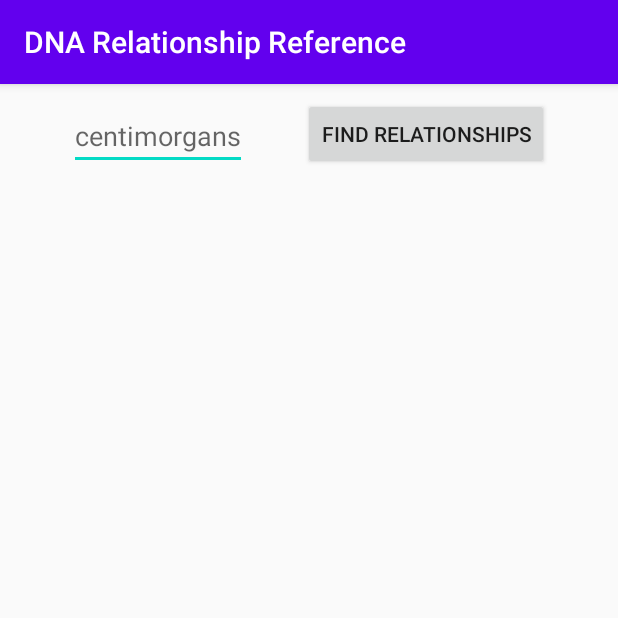
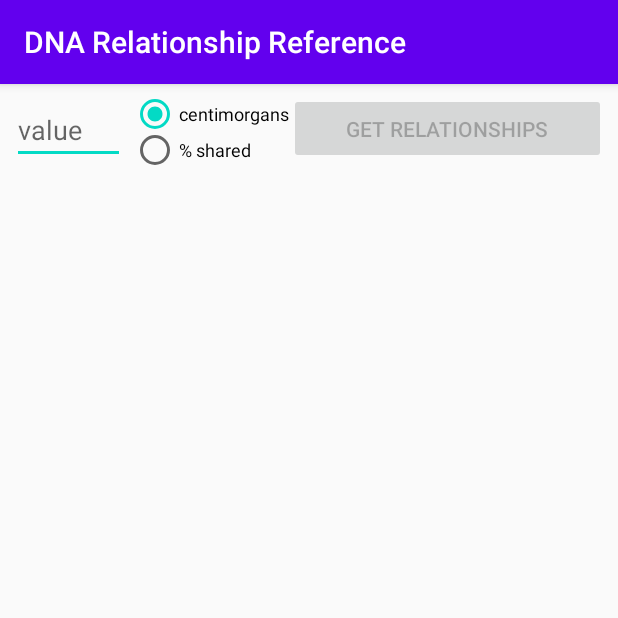
Before and after one commit to markvanpraet/DNARelationships, an Android app: the screen it shows after launch (MainActivity), on a phone screen of 412 x 824 dp, the top half of it. Run offline under Robolectric (Android 15) with nearby library versions, the light colour scheme and no system bars.

Commit message:
Changes include adding selectable UOM and disabling button when no values supplied

```diff
--- a/app/src/main/res/layout/activity_main.xml
+++ b/app/src/main/res/layout/activity_main.xml
@@ -11,27 +11,52 @@
 
     <EditText
         android:id="@+id/cmValueTxt"
-        android:layout_width="wrap_content"
+        android:layout_width="75dp"
         android:layout_height="wrap_content"
-        android:layout_marginTop="4dp"
         android:autofillHints=""
         android:hint="@string/cmValLbl"
         android:inputType="numberDecimal"
-        app:layout_constraintEnd_toStartOf="@+id/findRelationshipsBtn"
+        app:layout_constraintEnd_toStartOf="@+id/uomRadioGrp"
         app:layout_constraintHorizontal_bias="0.5"
         app:layout_constraintStart_toStartOf="parent"
         app:layout_constraintTop_toTopOf="parent"
         tools:text="centimorgans" />
 
+    <RadioGroup
+        android:id="@+id/uomRadioGrp"
+        android:layout_width="0dp"
+        android:layout_height="wrap_content"
+        android:layout_marginStart="4dp"
+        android:layout_marginLeft="4dp"
+        app:layout_constraintStart_toEndOf="@+id/cmValueTxt"
+        app:layout_constraintTop_toTopOf="parent">
+
+        <RadioButton
+            android:id="@+id/cmRadBtn"
+            android:layout_width="wrap_content"
+            android:layout_height="24dp"
+            android:checked="true"
+            android:text="@string/cmRBVal"
+            android:textSize="12sp" />
+
+        <RadioButton
+            android:id="@+id/percentRadBtn"
+            android:layout_width="wrap_content"
+            android:layout_height="24dp"
+            android:text="@string/percentRBVal"
+            android:textSize="12sp" />
+    </RadioGroup>
+
     <Button
         android:id="@+id/findRelationshipsBtn"
-        android:layout_width="wrap_content"
+        android:layout_width="0dp"
         android:layout_height="wrap_content"
+        android:enabled="false"
         android:text="@string/finRelBtnLbl"
         app:layout_constraintBottom_toBottomOf="@+id/cmValueTxt"
         app:layout_constraintEnd_toEndOf="parent"
         app:layout_constraintHorizontal_bias="0.5"
-        app:layout_constraintStart_toEndOf="@+id/cmValueTxt"
+        app:layout_constraintStart_toEndOf="@+id/uomRadioGrp"
         app:layout_constraintTop_toTopOf="@+id/cmValueTxt"
         app:layout_constraintVertical_bias="1.0" />
 
@@ -39,12 +64,13 @@
         android:id="@+id/relativeLayout"
         android:layout_width="match_parent"
         android:layout_height="0dp"
+        android:layout_marginTop="8dp"
         android:isScrollContainer="true"
         android:orientation="vertical"
         app:layout_constraintBottom_toBottomOf="parent"
         app:layout_constraintEnd_toEndOf="parent"
         app:layout_constraintStart_toStartOf="parent"
-        app:layout_constraintTop_toBottomOf="@id/findRelationshipsBtn"
+        app:layout_constraintTop_toBottomOf="@id/uomRadioGrp"
         app:layout_constraintVertical_bias="0.0">
 
         <ExpandableListView
--- a/app/src/main/res/values/strings.xml
+++ b/app/src/main/res/values/strings.xml
@@ -1,8 +1,7 @@
 <resources>
     <string name="app_name">DNA Relationship Reference</string>
-    <string name="finRelBtnLbl">Find Relationships</string>
-    <string name="cmValLbl">centimorgans</string>
-    <string name="switchOffVal">%</string>
-    <string name="switchOnVal">CM</string>
-    <string name="switchLbl">CM/%</string>
+    <string name="finRelBtnLbl">Get Relationships</string>
+    <string name="cmValLbl">value</string>
+    <string name="percentRBVal">% shared</string>
+    <string name="cmRBVal">centimorgans</string>
 </resources>
```
Also changed, not shown: app/src/main/java/com/markvanpraet/dnarelationships/MainActivity.kt (+53 -12 lines).
